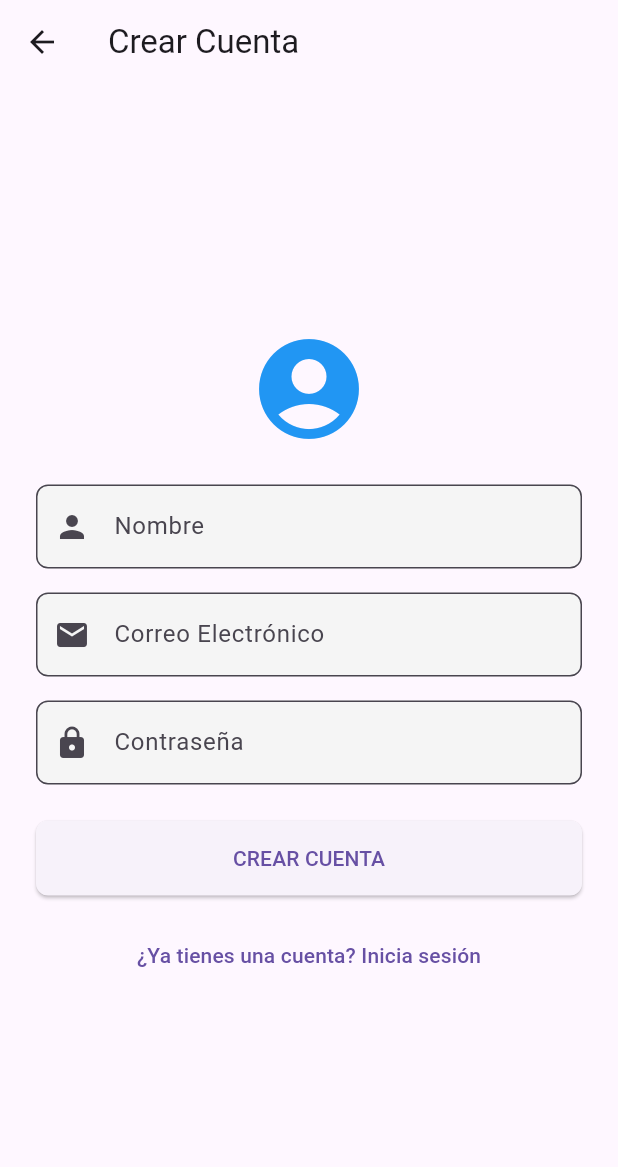
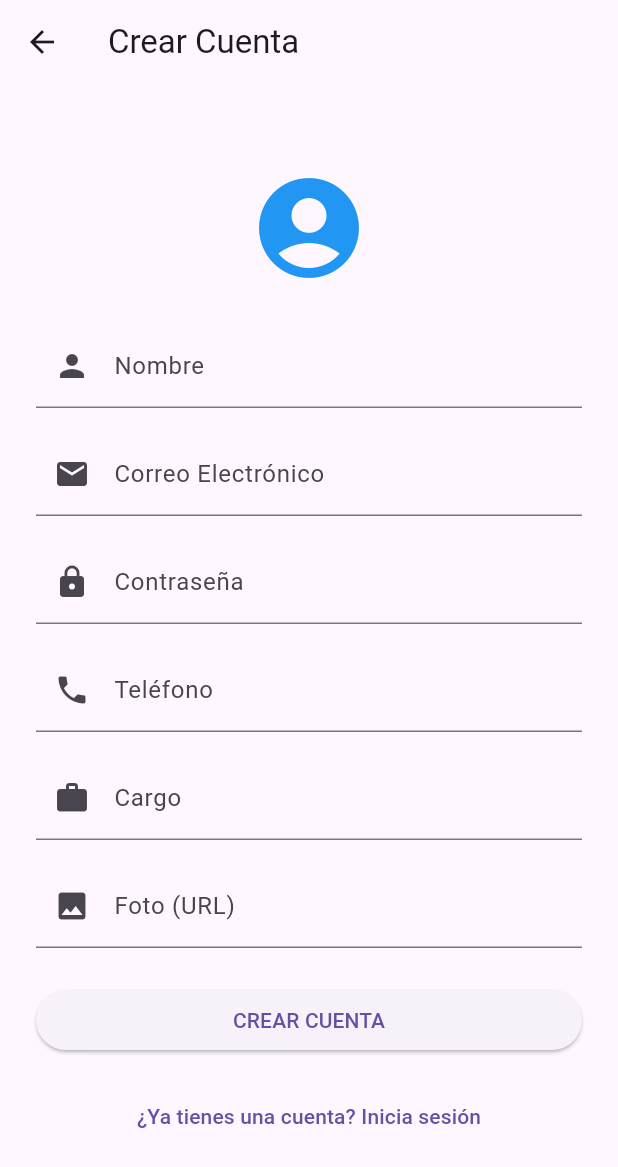
Before and after one commit to majocastro03/mobile-application-development, a Flutter app: the screen it shows after launch, after a tap on "INICIAR SESIÓN", after a tap on "¿No tienes una cuenta? Regístrate", on a phone screen of 412 x 824 dp. Shown: the top 1167 px of the screen. Run offline on Flutter 3.47's test engine with Material 3 defaults, Android fonts, the phone set to English and light mode, and no system bars; our stand-ins replace firebase_core, firebase_messaging, flutter_login, flutter_secure_storage, geolocator, get and 3 more; accounts and stored records are empty; network calls fail.

Commit message:
view messages, get messages from logged in user

```diff
--- a/parcial02/lib/main.dart
+++ b/parcial02/lib/main.dart
@@ -1,8 +1,10 @@
 import 'package:flutter/material.dart';
 import 'package:firebase_core/firebase_core.dart';
+import 'package:parcial02/views/home_view.dart';
 import 'firebase_options.dart';
 import 'services/firebase_service.dart';
 import 'views/login_view.dart';
+import 'views/message_list_view.dart';
 import 'views/register_view.dart';
 import 'views/user_list_view.dart';
 
@@ -15,39 +17,21 @@ void main() async {
   runApp(const MyApp());
 }
 
-// URL del backend (reemplazar con la URL real)
-const String backendUrl = 'http://192.168.1.9:3000/api';
-
 class MyApp extends StatelessWidget {
-  const MyApp({Key? key}) : super(key: key);
+  const MyApp({super.key});
 
   @override
   Widget build(BuildContext context) {
     return MaterialApp(
-      title: 'Auth Demo',
-      theme: ThemeData(
-        primarySwatch: Colors.blue,
-        inputDecorationTheme: InputDecorationTheme(
-          border: OutlineInputBorder(
-            borderRadius: BorderRadius.circular(8),
-          ),
-          filled: true,
-          fillColor: Colors.grey[100],
-        ),
-        elevatedButtonTheme: ElevatedButtonThemeData(
-          style: ElevatedButton.styleFrom(
-            padding: const EdgeInsets.symmetric(vertical: 15),
-            shape: RoundedRectangleBorder(
-              borderRadius: BorderRadius.circular(8),
-            ),
-          ),
-        ),
-      ),
+      debugShowCheckedModeBanner: false,
+      title: 'Parcial Final',
       initialRoute: '/',
       routes: {
-        '/': (context) => const LoginScreen(),
-        '/register': (context) => const RegisterScreen(),
-        '/home': (context) => const UsersListScreen(),
+        '/': (context) => const LoginView(),
+        '/register': (context) => const RegisterView(),
+        '/home': (context) => const HomeView(),
+        '/users': (context) => const UsersListView(),
+        '/messages': (context) => const MessagesListView(),
       },
     );
   }
--- a/parcial02/lib/views/login_view.dart
+++ b/parcial02/lib/views/login_view.dart
@@ -1,20 +1,16 @@
 import 'package:firebase_messaging/firebase_messaging.dart';
 import 'package:flutter/material.dart';
-import 'package:firebase_core/firebase_core.dart';
-import 'package:http/http.dart' as http;
-import 'dart:convert';
-
 import '../services/auth_service.dart';
 
 // Vista de Inicio de Sesión
-class LoginScreen extends StatefulWidget {
-  const LoginScreen({Key? key}) : super(key: key);
+class LoginView extends StatefulWidget {
+  const LoginView({super.key});
 
   @override
-  State<LoginScreen> createState() => _LoginScreenState();
+  State<LoginView> createState() => _LoginViewState();
 }
 
-class _LoginScreenState extends State<LoginScreen> {
+class _LoginViewState extends State<LoginView> {
   final _formKey = GlobalKey<FormState>();
   final _emailController = TextEditingController();
   final _passwordController = TextEditingController();
@@ -73,12 +69,6 @@ class _LoginScreenState extends State<LoginScreen> {
               mainAxisAlignment: MainAxisAlignment.center,
               crossAxisAlignment: CrossAxisAlignment.stretch,
               children: [
-                const Icon(
-                  Icons.lock_outline,
-                  size: 80,
-                  color: Colors.blue,
-                ),
-                const SizedBox(height: 24),
                 const Text(
                   'Iniciar Sesión',
                   style: TextStyle(
--- a/parcial02/lib/views/register_view.dart
+++ b/parcial02/lib/views/register_view.dart
@@ -2,25 +2,22 @@ import 'package:firebase_messaging/firebase_messaging.dart';
 import 'package:flutter/material.dart';
 import '../services/auth_service.dart';
 
-// Vista de Registro
-class RegisterScreen extends StatefulWidget {
-  const RegisterScreen({Key? key}) : super(key: key);
+class RegisterView extends StatefulWidget {
+  const RegisterView({super.key});
 
   @override
-  State<RegisterScreen> createState() => _RegisterScreenState();
+  State<RegisterView> createState() => _RegisterViewState();
 }
 
-class _RegisterScreenState extends State<RegisterScreen> {
+class _RegisterViewState extends State<RegisterView> {
   final _formKey = GlobalKey<FormState>();
   final _nameController = TextEditingController();
   final _emailController = TextEditingController();
   final _passwordController = TextEditingController();
+  final _phoneController = TextEditingController();
+  final _positionController = TextEditingController();
+  final _photoUrlController = TextEditingController();
   bool _isLoading = false;
-
-  @override
-  void initState() {
-    super.initState();
-  }
 
   Future<void> _register() async {
     if (_formKey.currentState!.validate()) {
@@ -31,12 +28,15 @@ class _RegisterScreenState extends State<RegisterScreen> {
       // Obtener el token FCM desde el servicio existente
       final fcmToken = await FirebaseMessaging.instance.getToken();
 
-      // Registrar usuario
+      // Registrar usuario con los nuevos campos
       final success = await AuthService.register(
         _nameController.text,
         _emailController.text,
         _passwordController.text,
         fcmToken,
+        _phoneController.text,
+        _positionController.text,
+        _photoUrlController.text,
       );
 
       setState(() {
@@ -59,76 +59,44 @@ class _RegisterScreenState extends State<RegisterScreen> {
   }
 
   @override
+  void dispose() {
+    _nameController.dispose();
+    _emailController.dispose();
+    _passwordController.dispose();
+    _phoneController.dispose();
+    _positionController.dispose();
+    _photoUrlController.dispose();
+    super.dispose();
+  }
+
+  @override
   Widget build(BuildContext context) {
     return Scaffold(
-      appBar: AppBar(
-        title: const Text('Crear Cuenta'),
-      ),
+      appBar: AppBar(title: const Text('Crear Cuenta')),
       body: Center(
         child: SingleChildScrollView(
           padding: const EdgeInsets.all(24),
           child: Form(
             key: _formKey,
             child: Column(
-              mainAxisAlignment: MainAxisAlignment.center,
               crossAxisAlignment: CrossAxisAlignment.stretch,
               children: [
-                const Icon(
-                  Icons.account_circle,
-                  size: 80,
-                  color: Colors.blue,
-                ),
+                const Icon(Icons.account_circle, size: 80, color: Colors.blue),
                 const SizedBox(height: 24),
-                TextFormField(
-                  controller: _nameController,
-                  decoration: const InputDecoration(
-                    labelText: 'Nombre',
-                    prefixIcon: Icon(Icons.person),
-                  ),
-                  validator: (value) {
-                    if (value == null || value.isEmpty) {
-                      return 'Por favor ingrese su nombre';
-                    }
-                    return null;
-                  },
-                ),
+                _buildTextField(_nameController, 'Nombre', Icons.person),
                 const SizedBox(height: 16),
-                TextFormField(
-                  controller: _emailController,
-                  decoration: const InputDecoration(
-                    labelText: 'Correo Electrónico',
-                    prefixIcon: Icon(Icons.email),
-                  ),
-                  keyboardType: TextInputType.emailAddress,
-                  validator: (value) {
-                    if (value == null || value.isEmpty) {
-                      return 'Por favor ingrese su correo';
-                    }
-                    // Validación simple de correo
-                    if (!value.contains('@')) {
-                      return 'Ingrese un correo válido';
-                    }
-                    return null;
-                  },
-                ),
+                _buildTextField(
+                    _emailController, 'Correo Electrónico', Icons.email,
+                    keyboardType: TextInputType.emailAddress),
                 const SizedBox(height: 16),
-                TextFormField(
-                  controller: _passwordController,
-                  decoration: const InputDecoration(
-                    labelText: 'Contraseña',
-                    prefixIcon: Icon(Icons.lock),
-                  ),
-                  obscureText: true,
-                  validator: (value) {
-                    if (value == null || value.isEmpty) {
-                      return 'Por favor ingrese una contraseña';
-                    }
-                    if (value.length < 6) {
-                      return 'La contraseña debe tener al menos 6 caracteres';
-                    }
-                    return null;
-                  },
-                ),
+                _buildTextField(_passwordController, 'Contraseña', Icons.lock,
+                    obscureText: true),
+                const SizedBox(height: 16),
+                _buildTextField(_phoneController, 'Teléfono', Icons.phone),
+                const SizedBox(height: 16),
+                _buildTextField(_positionController, 'Cargo', Icons.work),
+                const SizedBox(height: 16),
+                _buildTextField(_photoUrlController, 'Foto (URL)', Icons.image),
                 const SizedBox(height: 24),
                 ElevatedButton(
                   onPressed: _isLoading ? null : _register,
@@ -151,11 +119,29 @@ class _RegisterScreenState extends State<RegisterScreen> {
     );
   }
 
-  @override
-  void dispose() {
-    _nameController.dispose();
-    _emailController.dispose();
-    _passwordController.dispose();
-    super.dispose();
+  Widget _buildTextField(
+    TextEditingController controller,
+    String label,
+    IconData icon, {
+    bool obscureText = false,
+    TextInputType keyboardType = TextInputType.text,
+    String? Function(String?)? validator,
+  }) {
+    return TextFormField(
+      controller: controller,
+      decoration: InputDecoration(
+        labelText: label,
+        prefixIcon: Icon(icon),
+      ),
+      obscureText: obscureText,
+      keyboardType: keyboardType,
+      validator: validator ??
+          (value) {
+            if (value == null || value.isEmpty) {
+              return 'Por favor ingrese $label';
+            }
+            return null;
+          },
+    );
   }
 }
--- a/parcial02/pubspec.yaml
+++ b/parcial02/pubspec.yaml
@@ -37,6 +37,7 @@ dependencies:
   firebase_core: ^3.13.0
   firebase_messaging: ^15.2.5
   http: ^1.3.0
+  shared_preferences: ^2.5.3
 
 dev_dependencies:
   flutter_test:
--- a/parcial02_backend/package.json
+++ b/parcial02_backend/package.json
@@ -12,6 +12,7 @@
   "license": "ISC",
   "dependencies": {
     "bcryptjs": "^3.0.2",
+    "cors": "^2.8.5",
     "dotenv": "^16.5.0",
     "express": "^5.1.0",
     "firebase-admin": "^13.3.0",
```
Also changed, not shown: parcial02/lib/models/message.dart (added, +40 -0 lines), parcial02/lib/models/user.dart (+5 -5 lines), parcial02/lib/services/auth_service.dart (+18 -5 lines), parcial02/lib/services/message_service.dart (added, +76 -0 lines), parcial02/lib/services/user_service.dart (+34 -8 lines), parcial02/lib/views/home_view.dart (+17 -8 lines), parcial02/lib/views/message_list_view.dart (added, +174 -0 lines), parcial02/lib/views/user_list_view.dart (+5 -6 lines), parcial02/lib/views/user_view.dart (+2 -18 lines), parcial02/lib/widgets/send_message.dart (+7 -7 lines), parcial02/pubspec.lock, parcial02_backend/package-lock.json, 5 other files.
